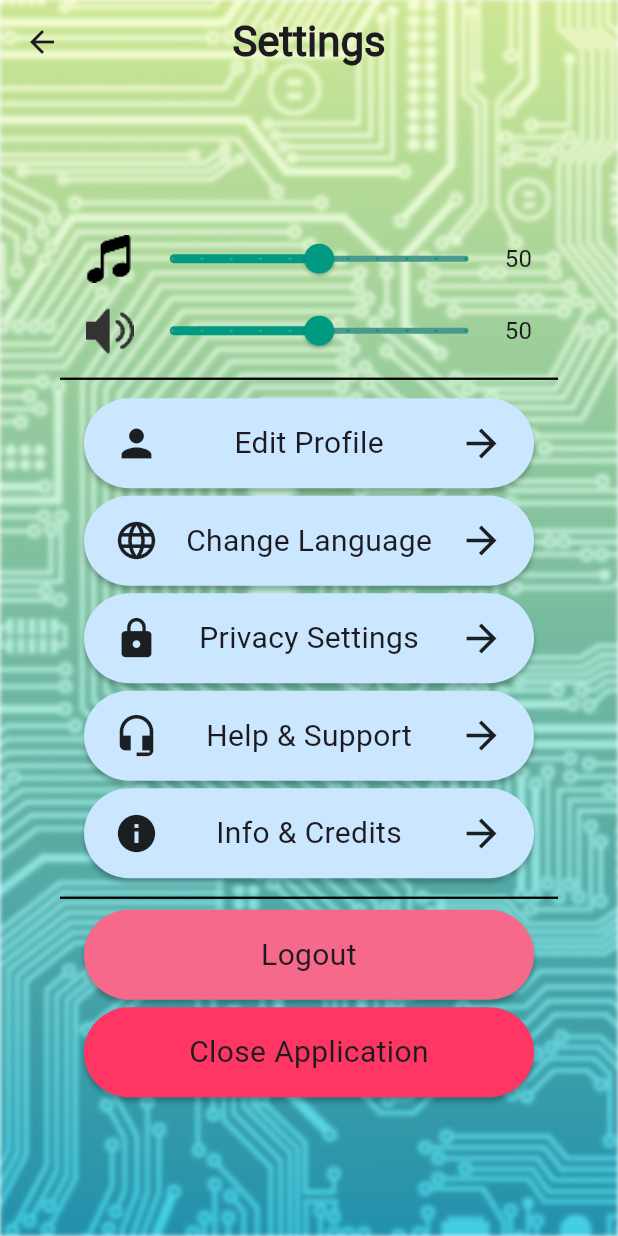
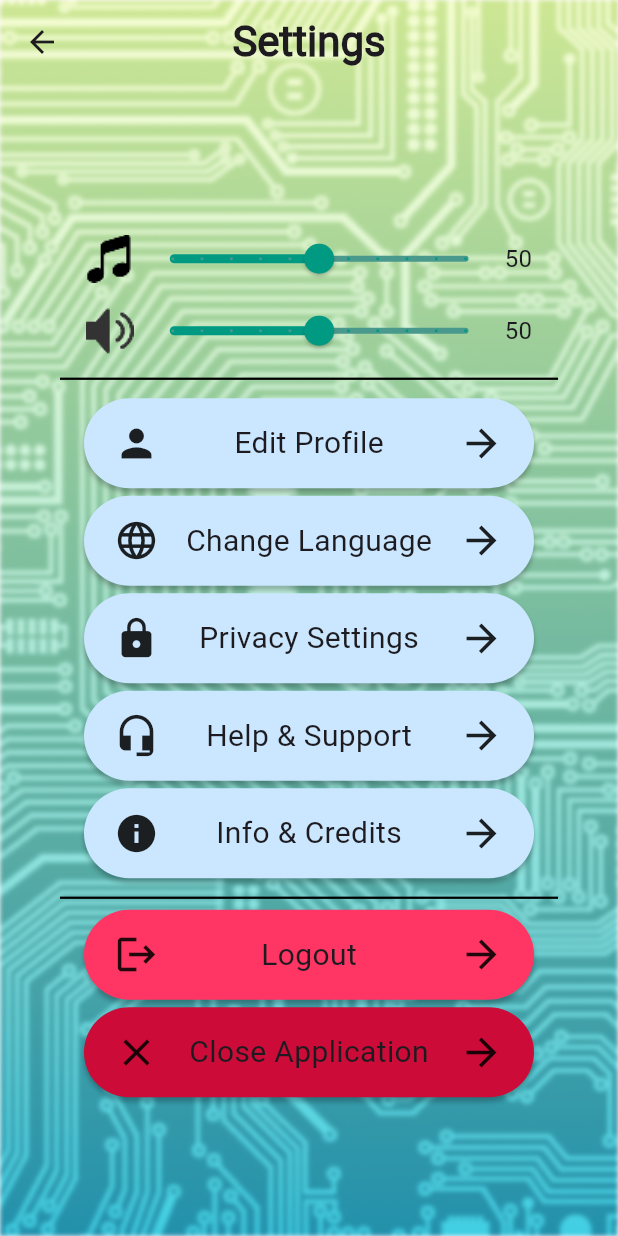
Before and after one commit to ComputacaoMovel2024/tp-c_dingo, a Flutter app: the SettingsPage screen opened directly, on a phone screen of 412 x 824 dp. Run offline on Flutter 3.47's test engine with Material 3 defaults, Android fonts, the phone set to English and light mode, and no system bars; our stand-ins replace shared_preferences; accounts and stored records are empty.

Commit message:
Mudanças na interface
Mudanças de QoL adicionadas
Interface alterada
Correção de alguns erros

```diff
--- a/dingo/lib/main_menu/main_screen_placeholder.dart
+++ b/dingo/lib/main_menu/main_screen_placeholder.dart
@@ -11,6 +11,7 @@ class MainScreenPlaceholder extends StatelessWidget {
       appBar: AppBar(
         title: const Text('Main Menu'),
         centerTitle: true,
+        automaticallyImplyLeading: false,
       ),
       body: Center(
         child: Column(
--- a/dingo/lib/settings/settings_page.dart
+++ b/dingo/lib/settings/settings_page.dart
@@ -1,6 +1,8 @@
 import 'package:flutter/material.dart';
 
 import 'package:dingo/dart_classes_aux/custom_slider.dart';
+import 'package:flutter/services.dart';
+import '../main_menu/login_screen.dart';
 
 import 'dart:ui' as ui;
 
@@ -40,11 +42,11 @@ class SettingsPage extends StatelessWidget {
                     children: <Widget>[
                       const CustomSlider(
                         customIconPath: 'lib/assets/music_note_icon.png',
-                        preferenceKey: 'musicNoteSliderValue', //chave para as Shared Preferences
+                        preferenceKey: 'musicNoteSliderValue',
                       ),
                       const CustomSlider(
                         customIconPath: 'lib/assets/speaker_icon.png',
-                        preferenceKey: 'speakerSliderValue', //chave para as Shared Preferences
+                        preferenceKey: 'speakerSliderValue',
                       ),
                       const Divider(
                         thickness: 1.5,
@@ -56,30 +58,35 @@ class SettingsPage extends StatelessWidget {
                       CustomSettingsButton(
                         settingsIcon: const Icon(Icons.person, size: 30),
                         settingsText: 'Edit Profile',
+                        backgroundColor: const Color.fromARGB(255, 202, 231, 255),
                         onButtonPressed: () {},
                       ),
                       const SizedBox(height: 5),
                       CustomSettingsButton(
                         settingsIcon: const Icon(Icons.language, size: 30),
                         settingsText: 'Change Language',
+                        backgroundColor: const Color.fromARGB(255, 202, 231, 255),
                         onButtonPressed: () {},
                       ),
                       const SizedBox(height: 5),
                       CustomSettingsButton(
                         settingsIcon: const Icon(Icons.lock, size: 30),
                         settingsText: 'Privacy Settings',
+                        backgroundColor: const Color.fromARGB(255, 202, 231, 255),
                         onButtonPressed: () {},
                       ),
                       const SizedBox(height: 5),
                       CustomSettingsButton(
                         settingsIcon: const Icon(Icons.headset_mic, size: 30),
                         settingsText: 'Help & Support',
+                        backgroundColor: const Color.fromARGB(255, 202, 231, 255),
                         onButtonPressed: () {},
                       ),
                       const SizedBox(height: 5),
                       CustomSettingsButton(
                         settingsIcon: const Icon(Icons.info, size: 30),
                         settingsText: 'Info & Credits',
+                        backgroundColor: const Color.fromARGB(255, 202, 231, 255),
                         onButtonPressed: () {},
                       ),
                       const SizedBox(height: 5),
@@ -89,62 +96,23 @@ class SettingsPage extends StatelessWidget {
                         indent: 40,
                         endIndent: 40,
                       ),
-                      InkWell(
-                        onTap: () {},
-                        child: Container(
-                          width: 300,
-                          height: 60,
-                          padding: const EdgeInsets.symmetric(horizontal: 20, vertical: 5),
-                          decoration: BoxDecoration(
-                            boxShadow: const [
-                              BoxShadow(
-                                color: Colors.black26,
-                                offset: Offset(0, 3),
-                                blurRadius: 2.0
-                              ),
-                            ],
-                            color: const Color.fromARGB(255, 247, 105, 138),
-                            borderRadius: BorderRadius.circular(30),
-                          ),
-                          child: const Center(
-                            child: Text(
-                              'Logout',
-                              textAlign: TextAlign.center,
-                              style: TextStyle(
-                                fontSize: 20,
-                              ),
-                            ),
-                          ),
-                        ),
+                      CustomSettingsButton(
+                        settingsIcon: const Icon(Icons.logout, size: 30),
+                        settingsText: 'Logout',
+                        backgroundColor: const Color.fromARGB(255, 255, 53, 100),
+                        onButtonPressed: () {
+                          Navigator.push(
+                            context,
+                            MaterialPageRoute(builder: (context) => const LoginScreen())
+                          );
+                        },
                       ),
                       const SizedBox(height: 5),
-                      InkWell(
-                        onTap: () {},
-                        child: Container(
-                          width: 300,
-                          height: 60,
-                          padding: const EdgeInsets.symmetric(horizontal: 20, vertical: 5),
-                          decoration: BoxDecoration(
-                            boxShadow: const [
-                              BoxShadow(
-                                color: Colors.black26,
-                                offset: Offset(0, 3),
-                                blurRadius: 2.0
-                              ),
-                            ],
-                            color: const Color.fromARGB(255, 255, 53, 100),
-                            borderRadius: BorderRadius.circular(30),
-                          ),
-                          child: const Center(
-                            child: Text(
-                              'Close Application',
-                              textAlign: TextAlign.center,
-                              style: TextStyle(
-                                fontSize: 20,
-                              ),
-                            ),
-                          ),
-                        ),
+                      CustomSettingsButton(
+                        settingsIcon: const Icon(Icons.close, size: 30),
+                        settingsText: 'Close Application',
+                        backgroundColor: const Color.fromARGB(255, 204, 11, 56),
+                        onButtonPressed: () { /*SystemNavigator.pop();*/ },
                       ),
                     ],
                   ),
@@ -161,18 +129,24 @@ class SettingsPage extends StatelessWidget {
 class CustomSettingsButton extends StatelessWidget {
   final Icon settingsIcon;
   final String settingsText;
+  final Color backgroundColor;
   final VoidCallback? onButtonPressed;
 
   const CustomSettingsButton({
     super.key,
     required this.settingsIcon,
     required this.settingsText,
-    required this.onButtonPressed,
+    required this.backgroundColor,
+    this.onButtonPressed,
   });
 
   @override
   Widget build(BuildContext context) {
-    return InkWell(
+    return Material(
+      color: Colors.transparent,
+      child: InkWell(
+        splashColor: Colors.transparent,
+        borderRadius: BorderRadius.circular(30),
         onTap: onButtonPressed,
         child: Container(
           width: 300,
@@ -183,10 +157,10 @@ class CustomSettingsButton extends StatelessWidget {
               BoxShadow(
                 color: Colors.black26,
                 offset: Offset(0, 3),
-              blurRadius: 2.0
+                blurRadius: 2.0,
               ),
             ],
-          color: const Color.fromARGB(255, 202, 231, 255),
+            color: backgroundColor,
             borderRadius: BorderRadius.circular(30),
           ),
           child: Row(
@@ -211,6 +185,7 @@ class CustomSettingsButton extends StatelessWidget {
             ],
           ),
         ),
+      ),
     );
   }
 }
```
Also changed, not shown: dingo/lib/dart_classes_aux/custom_text_field.dart (+5 -10 lines), dingo/lib/main_menu/login_screen.dart (+51 -20 lines), dingo/lib/main_menu/password_recovery_screen.dart (+20 -7 lines). Lines whose indentation alone changed are shown as unchanged.
